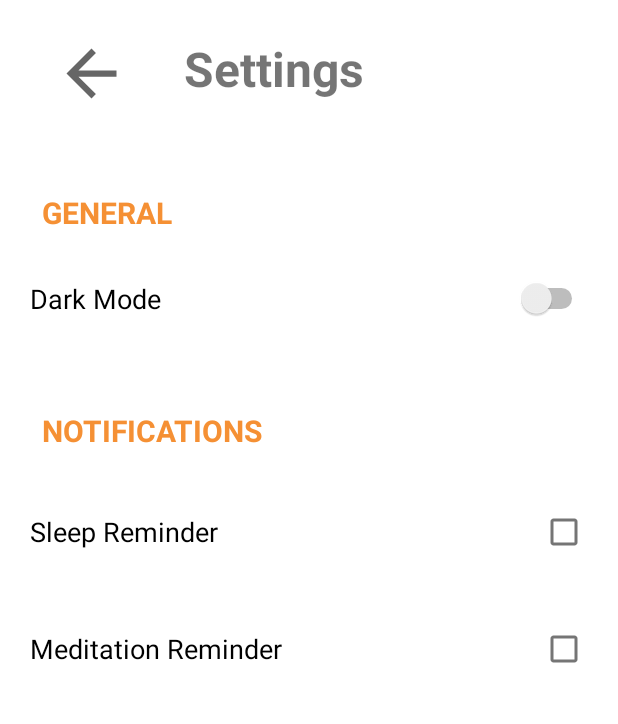
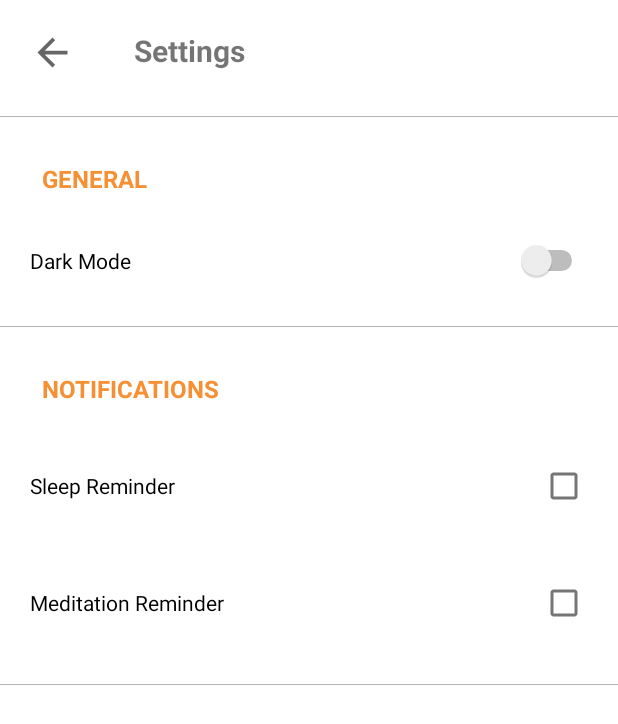
Before and after one commit to Horizon733/Calm-App, an Android app: the layout fragment_settings.xml on its own in the app's theme, with its tools: preview values and no code run, on a phone screen of 412 x 824 dp. Shown: the top 724 px of the screen. Run offline under Robolectric (Android 15) with nearby library versions, the phone set to English and light mode, and no system bars.

Commit message:
updated color Settings

```diff
--- a/app/src/main/java/com/example/calmapp/MainActivity.kt
+++ b/app/src/main/java/com/example/calmapp/MainActivity.kt
@@ -1,13 +1,17 @@
 package com.example.calmapp
 
+import android.app.Activity
 import androidx.appcompat.app.AppCompatActivity
 import android.os.Bundle
+import android.widget.FrameLayout
 
 class MainActivity : AppCompatActivity() {
-
     override fun onCreate(savedInstanceState: Bundle?) {
         super.onCreate(savedInstanceState)
         setContentView(R.layout.activity_main)
+        val fragment = findViewById<FrameLayout>(R.id.fragment)
+        supportFragmentManager.beginTransaction().add(fragment.id,SettingsFragment(),"Settings").commit()
+
 
     }
 }
--- a/app/src/main/res/layout/activity_main.xml
+++ b/app/src/main/res/layout/activity_main.xml
@@ -1,5 +1,6 @@
 <?xml version="1.0" encoding="utf-8"?>
-<androidx.constraintlayout.widget.ConstraintLayout xmlns:android="http://schemas.android.com/apk/res/android"
+<androidx.constraintlayout.widget.ConstraintLayout
+    xmlns:android="http://schemas.android.com/apk/res/android"
     xmlns:app="http://schemas.android.com/apk/res-auto"
     xmlns:tools="http://schemas.android.com/tools"
     android:layout_width="match_parent"
--- a/app/src/main/res/layout/fragment_settings.xml
+++ b/app/src/main/res/layout/fragment_settings.xml
@@ -4,14 +4,15 @@
     xmlns:tools="http://schemas.android.com/tools"
     android:layout_width="match_parent"
     android:layout_height="match_parent"
+    android:background="?attr/colorOnPrimary"
     tools:context=".SettingsFragment">
 
     <ImageView
         android:id="@+id/image_back"
-        android:layout_width="50dp"
-        android:layout_height="50dp"
-        android:layout_marginStart="36dp"
-        android:layout_marginTop="24dp"
+        android:layout_width="30dp"
+        android:layout_height="30dp"
+        android:layout_marginStart="20dp"
+        android:layout_marginTop="20dp"
         android:contentDescription="@string/back_image"
         android:src="@drawable/ic_baseline_arrow_back_24"
         app:layout_constraintStart_toStartOf="parent"
@@ -22,9 +23,9 @@
         android:layout_width="wrap_content"
         android:layout_height="wrap_content"
         android:layout_marginStart="32dp"
-        android:layout_marginTop="24dp"
+        android:layout_marginTop="20dp"
         android:text="@string/settings"
-        android:textSize="32sp"
+        android:textSize="20sp"
         android:textStyle="bold"
         app:layout_constraintEnd_toEndOf="parent"
         app:layout_constraintHorizontal_bias="0.028"
@@ -36,7 +37,7 @@
         android:layout_width="0dp"
         android:layout_height="1px"
         android:layout_marginTop="30dp"
-        android:outlineAmbientShadowColor="#B4B4B4"
+        android:background="#b4b4b4"
         app:layout_constraintEnd_toEndOf="parent"
         app:layout_constraintHorizontal_bias="0.0"
         app:layout_constraintStart_toStartOf="parent"
@@ -47,6 +48,7 @@
         android:layout_width="0dp"
         android:layout_height="1px"
         android:layout_marginTop="30dp"
+        android:background="#b4b4b4"
         app:layout_constraintEnd_toEndOf="parent"
         app:layout_constraintHorizontal_bias="0.0"
         app:layout_constraintStart_toStartOf="parent"
@@ -57,6 +59,7 @@
         android:layout_width="0dp"
         android:layout_height="1px"
         android:layout_marginTop="30dp"
+        android:background="#b4b4b4"
         app:layout_constraintEnd_toEndOf="parent"
         app:layout_constraintHorizontal_bias="1.0"
         app:layout_constraintStart_toStartOf="parent"
@@ -70,8 +73,8 @@
         android:layout_marginTop="30dp"
         android:text="@string/general"
         android:textAllCaps="true"
-        android:textColor="#F59034"
-        android:textSize="20sp"
+        android:textColor="?attr/colorAccent"
+        android:textSize="16sp"
         android:textStyle="bold"
         app:layout_constraintStart_toStartOf="parent"
         app:layout_constraintTop_toBottomOf="@+id/view3" />
@@ -85,8 +88,8 @@
         android:layout_marginTop="30dp"
         android:text="@string/notifications"
         android:textAllCaps="true"
-        android:textColor="#F59034"
-        android:textSize="20sp"
+        android:textColor="?attr/colorAccent"
+        android:textSize="16sp"
         android:textStyle="bold"
         app:layout_constraintStart_toStartOf="parent"
         app:layout_constraintTop_toBottomOf="@+id/view" />
@@ -99,7 +102,7 @@
         android:layout_marginTop="30dp"
         android:layout_marginEnd="20dp"
         android:text="@string/dark_mode"
-        android:textSize="18sp"
+        android:textSize="14sp"
         app:layout_constraintEnd_toEndOf="parent"
         app:layout_constraintHorizontal_bias="0.0"
         app:layout_constraintStart_toStartOf="parent"
@@ -115,7 +118,7 @@
         android:layout_marginEnd="20dp"
         android:layoutDirection="rtl"
         android:text="@string/sleep_reminder"
-        android:textSize="18sp"
+        android:textSize="14sp"
         app:layout_constraintEnd_toEndOf="parent"
         app:layout_constraintHorizontal_bias="0.0"
         app:layout_constraintStart_toStartOf="parent"
@@ -130,7 +133,7 @@
         android:layout_marginEnd="20dp"
         android:layoutDirection="rtl"
         android:text="@string/meditation_reminder"
-        android:textSize="18sp"
+        android:textSize="14sp"
         app:layout_constraintEnd_toEndOf="parent"
         app:layout_constraintHorizontal_bias="0.0"
         app:layout_constraintStart_toStartOf="parent"
--- a/app/src/main/res/values-night/themes.xml
+++ b/app/src/main/res/values-night/themes.xml
@@ -8,7 +8,7 @@
         <!-- Secondary brand color. -->
         <item name="colorSecondary">@color/orange_200</item>
         <item name="colorSecondaryVariant">@color/orange_200</item>
-        <item name="colorOnSecondary">@color/black</item>
+        <item name="colorOnSecondary">@color/white</item>
         <!-- Status bar color. -->
         <item name="android:statusBarColor" tools:targetApi="l">?attr/colorPrimaryVariant</item>
         <!-- Customize your theme here. -->
```
Also changed, not shown: app/src/main/java/com/example/calmapp/SettingsFragment.kt (+24 -0 lines).
